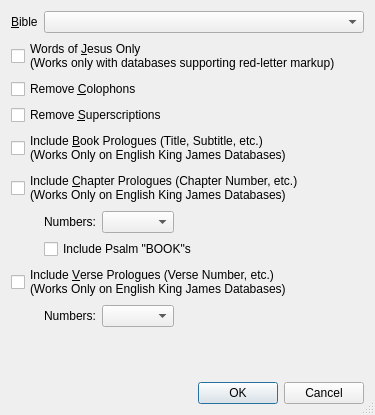
This is programs/ELSSearch/ELSBibleDatabaseSelectDlg.ui in dewhisna/KingJamesPureBibleSearch as Qt 5 draws it before an edit. The edited form follows.
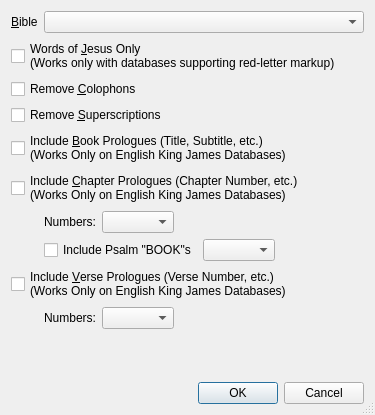
This is the edited form.

Commit message: Add number options for the Psalm "BOOK" tag option. This allows the number type for the "BOOK" tag to be different from the main Chapter Number type.

```diff
--- a/programs/ELSSearch/ELSBibleDatabaseSelectDlg.ui
+++ b/programs/ELSSearch/ELSBibleDatabaseSelectDlg.ui
@@ -127,12 +127,32 @@
     </spacer>
    </item>
    <item row="7" column="1" colspan="3">
+    <layout class="QHBoxLayout" name="hlCPOPsalmBooks">
+     <item>
     <widget class="QCheckBox" name="chkCPOPsalmBooks">
      <property name="text">
       <string>Include Psalm &quot;BOOK&quot;s</string>
      </property>
     </widget>
    </item>
+     <item>
+      <widget class="QComboBox" name="cmbCPOPsalmBookNumbers"/>
+     </item>
+     <item>
+      <spacer name="hsCPONumbers2">
+       <property name="orientation">
+        <enum>Qt::Horizontal</enum>
+       </property>
+       <property name="sizeHint" stdset="0">
+        <size>
+         <width>0</width>
+         <height>20</height>
+        </size>
+       </property>
+      </spacer>
+     </item>
+    </layout>
+   </item>
    <item row="8" column="0" colspan="4">
     <widget class="QCheckBox" name="chkIncludeVersePrologues">
      <property name="text">
```
Left out of the diff: 5 changed lines with no effect on the pictures. Lines whose indentation alone changed are shown as unchanged. The commit also changes 4 other files.
